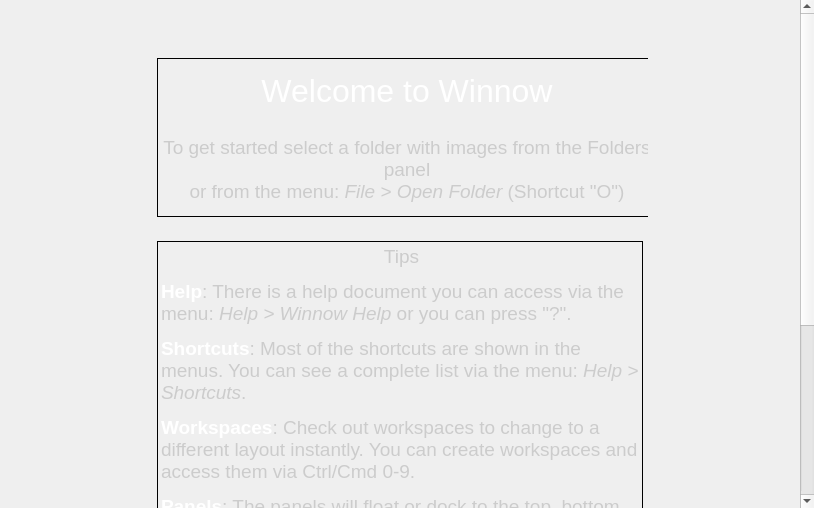
towhee/Winnow64, file welcome.ui: the form before one commit.
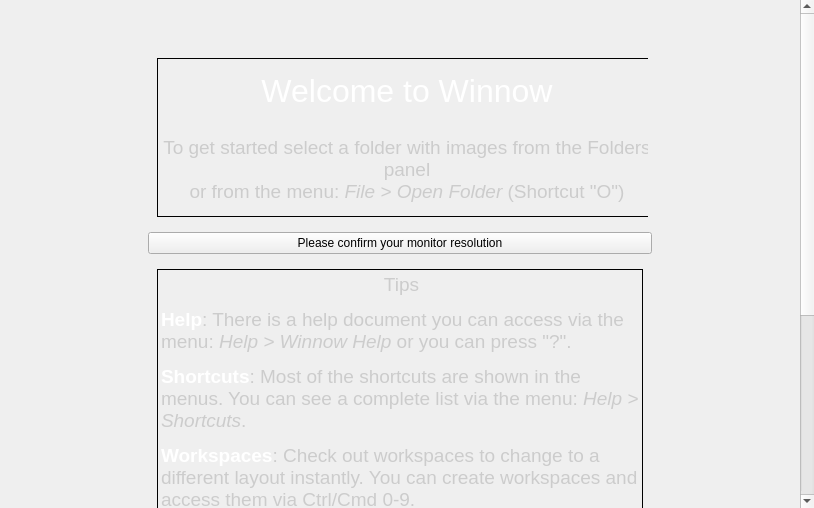
The form after the commit.

What changed in the file:
```diff
--- a/welcome.ui
+++ b/welcome.ui
@@ -31,7 +31,7 @@
      <x>0</x>
      <y>0</y>
      <width>799</width>
-     <height>629</height>
+     <height>661</height>
     </rect>
    </property>
    <layout class="QHBoxLayout" name="horizontalLayout">
@@ -109,6 +109,13 @@
         </layout>
        </widget>
       </item>
+      <item>
+       <widget class="QPushButton" name="monitorSizeBtn">
+        <property name="text">
+         <string>Please confirm your monitor resolution</string>
+        </property>
+       </widget>
+      </item>
       <item alignment="Qt::AlignTop">
        <widget class="QFrame" name="frame">
         <property name="frameShape">
```
